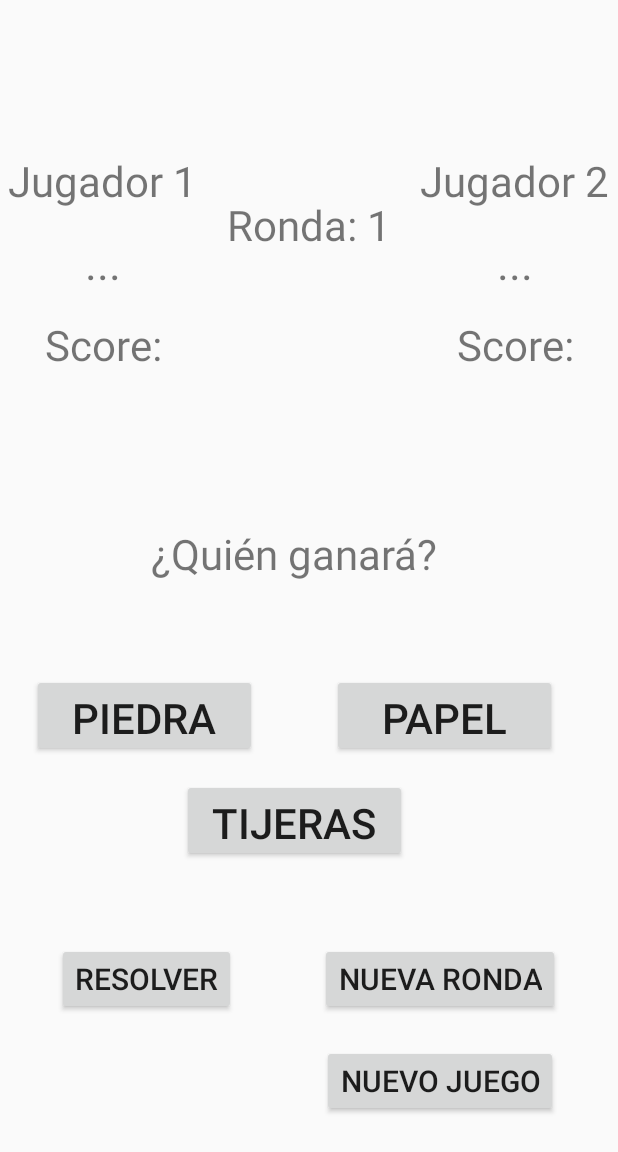
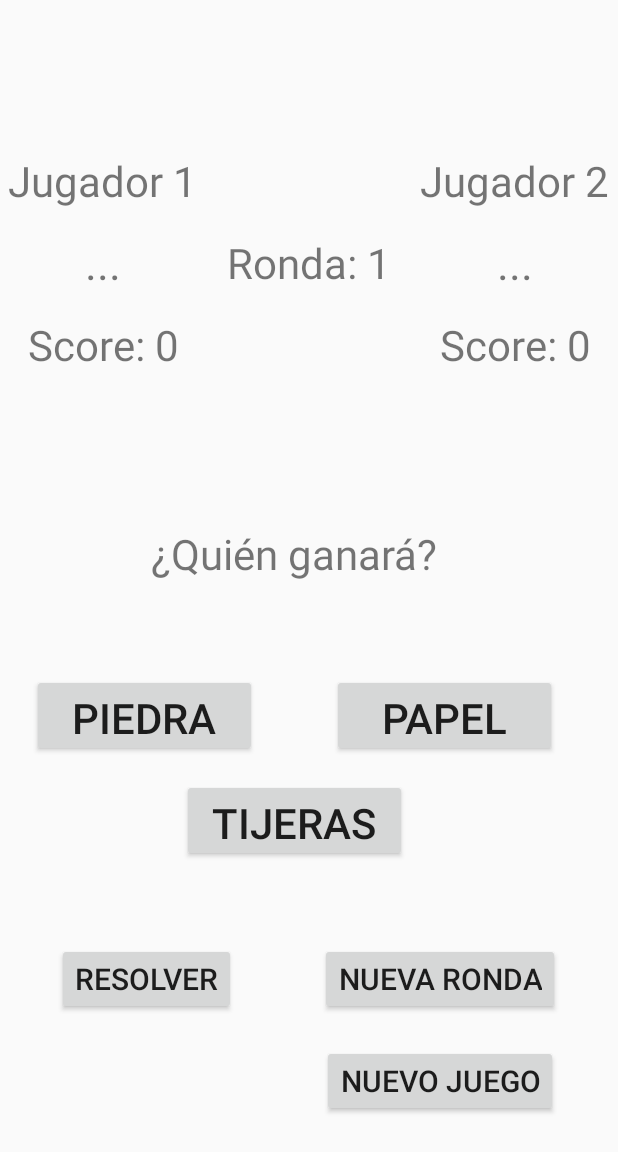
Before and after one commit to MiRA011/7BlueDogs, an Android app: the screen it shows after launch (MainActivity), on a phone screen of 412 x 824 dp. Shown: the top 1152 px of the screen. Run offline under Robolectric (Android 15) with nearby library versions, the light colour scheme and no system bars.

Commit message:
terminada la funcionalidad de PiedraPapelTijeras

```diff
--- a/PiedraPapelTijeras/app/src/main/AndroidManifest.xml
+++ b/PiedraPapelTijeras/app/src/main/AndroidManifest.xml
@@ -12,7 +12,8 @@
         <activity
             android:name=".MainActivity"
             android:label="@string/app_name"
-            android:theme="@style/AppTheme.NoActionBar">
+            android:theme="@style/AppTheme.NoActionBar"
+            android:screenOrientation="portrait">
             <intent-filter>
                 <action android:name="android.intent.action.MAIN" />
 
--- a/PiedraPapelTijeras/app/src/main/res/layout/content_main.xml
+++ b/PiedraPapelTijeras/app/src/main/res/layout/content_main.xml
@@ -34,6 +34,7 @@
                 android:id="@+id/bResolver"
                 android:layout_width="wrap_content"
                 android:layout_height="wrap_content"
+                android:onClick="resolver"
                 android:text="@string/resolver"
                 android:textSize="20sp" />
         </LinearLayout>
@@ -54,6 +55,7 @@
                 android:id="@+id/bNuevaRonda"
                 android:layout_width="wrap_content"
                 android:layout_height="wrap_content"
+                android:onClick="nuevaRonda"
                 android:text="@string/nueva_ronda"
                 android:textSize="20sp" />
 
@@ -65,6 +67,7 @@
                 android:id="@+id/bNuevoJuego"
                 android:layout_width="wrap_content"
                 android:layout_height="wrap_content"
+                android:onClick="nuevoJuego"
                 android:text="@string/nuevo_juego"
                 android:textSize="20sp" />
 
@@ -108,6 +111,7 @@
                 android:id="@+id/bPiedra"
                 android:layout_width="150dp"
                 android:layout_height="55dp"
+                android:onClick="pulsaPiedra"
                 android:text="@string/piedra"
                 android:textSize="28sp" />
 
@@ -119,6 +123,7 @@
                 android:id="@+id/bPapel"
                 android:layout_width="150dp"
                 android:layout_height="55dp"
+                android:onClick="pulsaPapel"
                 android:text="@string/papel"
                 android:textSize="28sp" />
         </LinearLayout>
@@ -135,6 +140,7 @@
                 android:id="@+id/bTijeras"
                 android:layout_width="150dp"
                 android:layout_height="55dp"
+                android:onClick="pulsaTijera"
                 android:text="@string/tijeras"
                 android:textSize="28sp" />
         </LinearLayout>
@@ -207,11 +213,6 @@
                 android:text="@string/tRonda"
                 android:textSize="28sp" />
 
-            <TextView
-                android:id="@+id/tCuentaRonda"
-                android:layout_width="match_parent"
-                android:layout_height="50dp"
-                android:textSize="30sp" />
         </LinearLayout>
 
         <LinearLayout
--- a/PiedraPapelTijeras/app/src/main/res/values/strings.xml
+++ b/PiedraPapelTijeras/app/src/main/res/values/strings.xml
@@ -11,11 +11,11 @@
     <string name="hello_second_fragment">Hello second fragment. Arg: %1$s</string>
     <string name="jugador_1">Jugador 1</string>
     <string name="tListoJ1">...</string>
-    <string name="scorej1">Score:</string>
+    <string name="scorej1">Score: 0</string>
     <string name="tRonda">Ronda: 1</string>
     <string name="jugador_2">Jugador 2</string>
     <string name="t_listo_j2">...</string>
-    <string name="scorej2">Score:</string>
+    <string name="scorej2">Score: 0</string>
     <string name="ganador">¿Quién ganará?</string>
     <string name="piedra">Piedra</string>
     <string name="papel">Papel</string>
```
Also changed, not shown: PiedraPapelTijeras/app/src/main/java/com/sevenbluedogs/piedrapapeltijeras/MainActivity.java (+124 -0 lines).
